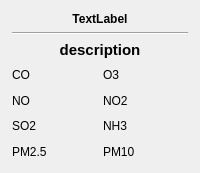
This is PollutionWidget.ui in FelixdelasPozas/TrayWeather as Qt 5 draws it before an edit. The edited form follows.
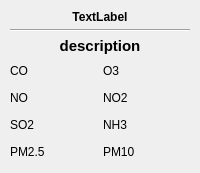
This is the edited form.

Commit message: Fix: resize table widgets to minimum size before show event.

```diff
--- a/PollutionWidget.ui
+++ b/PollutionWidget.ui
@@ -19,21 +19,27 @@
   <property name="minimumSize">
    <size>
     <width>200</width>
-    <height>153</height>
+    <height>150</height>
    </size>
   </property>
   <layout class="QHBoxLayout" name="horizontalLayout" stretch="0">
+   <property name="spacing">
+    <number>5</number>
+   </property>
+   <property name="sizeConstraint">
+    <enum>QLayout::SetMinimumSize</enum>
+   </property>
    <property name="leftMargin">
-    <number>12</number>
+    <number>10</number>
    </property>
    <property name="topMargin">
-    <number>12</number>
+    <number>10</number>
    </property>
    <property name="rightMargin">
-    <number>12</number>
+    <number>10</number>
    </property>
    <property name="bottomMargin">
-    <number>12</number>
+    <number>10</number>
    </property>
    <item>
     <layout class="QVBoxLayout" name="verticalLayout_3" stretch="0,0,0,1">
```
The commit also changes 3 other files.
